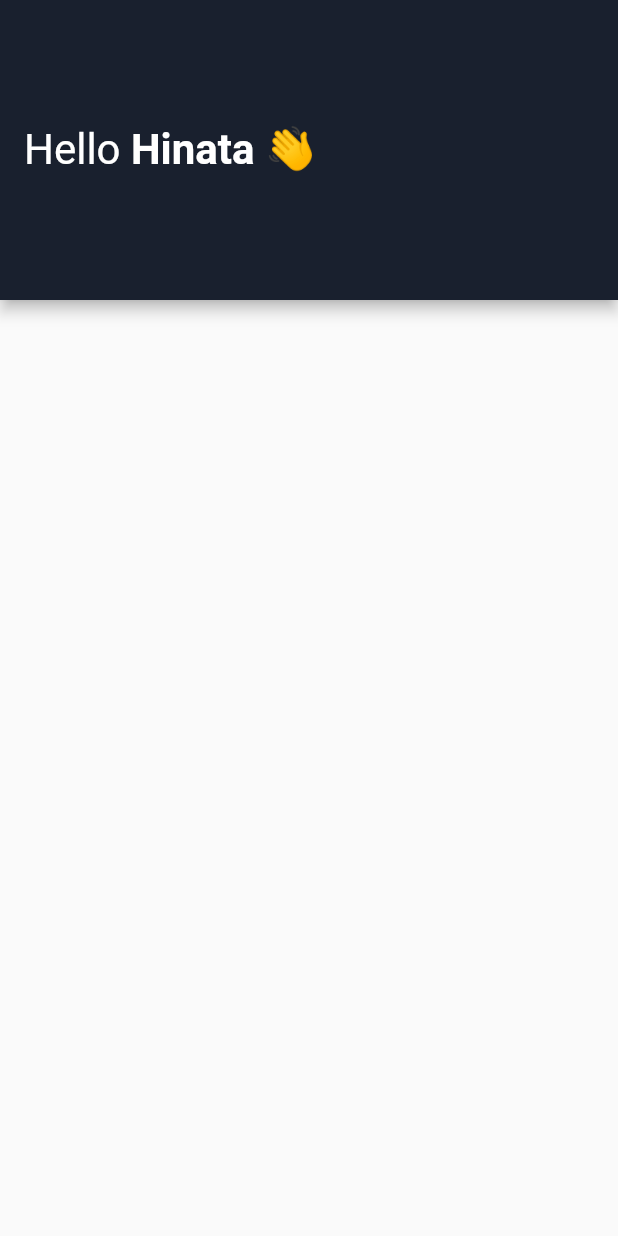
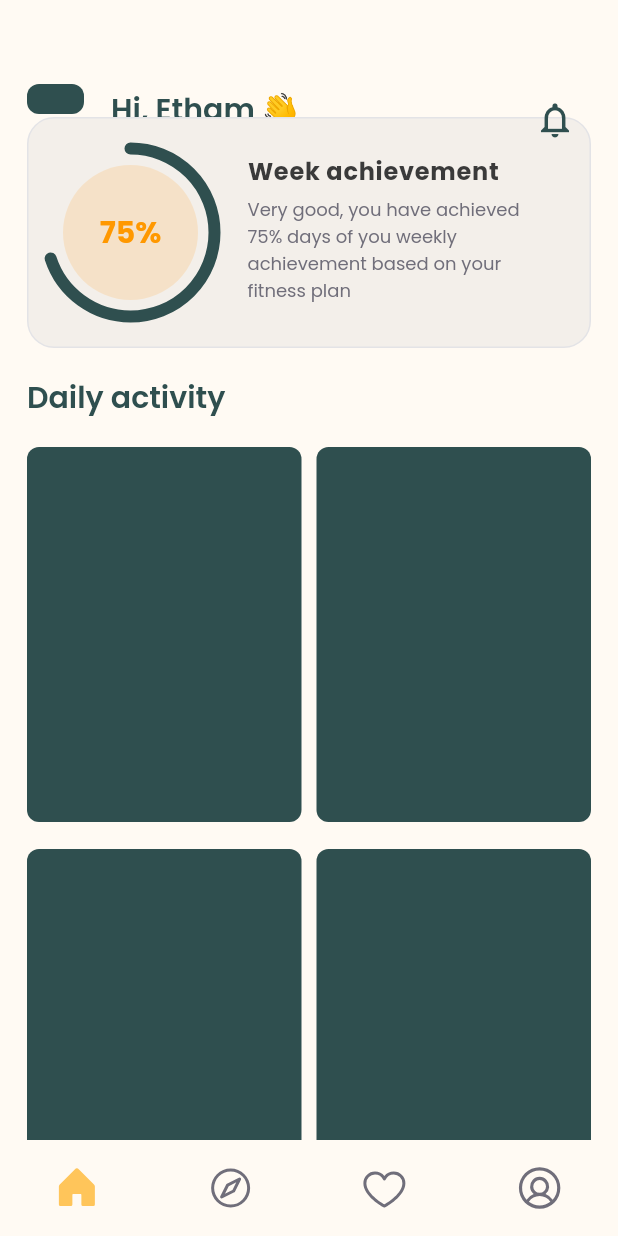
Before and after one commit to ContinuumTeam/GymHabit, a Flutter app: the screen it shows after launch, on a phone screen of 412 x 824 dp. Run offline on Flutter 3.47's test engine with Material 2 defaults, Android fonts, the phone set to English and light mode, and no system bars; drawn by our look-alikes of percent_indicator; our stand-ins replace dartz, dio, equatable, firebase_core, get_it, google_fonts and 1 more; accounts and stored records are empty.

Commit message:
wip: terminano a home

```diff
--- a/lib/app_widget.dart
+++ b/lib/app_widget.dart
@@ -1,8 +1,10 @@
+import 'package:google_fonts/google_fonts.dart';
 import 'package:gymhabit/features/auth/presenter/controllers/login_controller.dart';
 import 'package:gymhabit/features/auth/presenter/pages/home_page.dart';
 import 'package:gymhabit/features/auth/presenter/pages/login_page.dart';
 import 'package:gymhabit/core/injections/container_injection.dart';
 import 'package:flutter/material.dart';
+import 'package:gymhabit/features/auth/presenter/pages/theme/app_colors.dart';
 
 class AppWidget extends StatelessWidget {
   const AppWidget({super.key});
@@ -11,6 +13,17 @@ class AppWidget extends StatelessWidget {
   Widget build(BuildContext context) {
     return MaterialApp(
       title: 'GymHabit',
+      theme: ThemeData(
+        textTheme: GoogleFonts.poppinsTextTheme(
+          Theme.of(context).textTheme,
+        ),
+        colorScheme: ColorScheme.fromSwatch().copyWith(
+          primary: AppColors.primary,
+          secondary: AppColors.secondary,
+          background: AppColors.background,
+        ),
+        visualDensity: VisualDensity.adaptivePlatformDensity,
+      ),
       initialRoute: "/home",
       routes: {
         // "/spalsh": (context) => const SplashPage(),
--- a/lib/features/auth/presenter/pages/home_page.dart
+++ b/lib/features/auth/presenter/pages/home_page.dart
@@ -1,4 +1,8 @@
 import 'package:flutter/material.dart';
+import 'package:gymhabit/features/auth/presenter/pages/theme/app_colors.dart';
+import 'package:gymhabit/features/auth/presenter/pages/theme/app_text.dart';
+import 'package:gymhabit/features/auth/presenter/pages/widgets/streak_info_widget.dart';
+import 'package:phosphor_flutter/phosphor_flutter.dart';
 
 class HomePage extends StatefulWidget {
   const HomePage({super.key});
@@ -11,36 +15,156 @@ class _HomePageState extends State<HomePage> {
   @override
   Widget build(BuildContext context) {
     return Scaffold(
+      backgroundColor: AppColors.background,
       appBar: PreferredSize(
-        preferredSize: const Size.fromHeight(200),
-        child: AppBar(
-          flexibleSpace: Container(
-            decoration: const BoxDecoration(color: Color(0xff19202E)),
-            child: const Center(
+        preferredSize: const Size.fromHeight(60),
+        child: Container(
+          height: 150,
+          padding: const EdgeInsets.only(top: 40),
+          child: Center(
             child: ListTile(
+              contentPadding: const EdgeInsets.symmetric(horizontal: 18),
+              leading: Container(
+                width: 38,
+                height: 38,
+                decoration: BoxDecoration(
+                  color: AppColors.primary,
+                  borderRadius: BorderRadius.circular(8),
+                ),
+              ),
               title: Text.rich(
                 TextSpan(
-                    text: 'Hello ',
-                    style: TextStyle(
-                      fontSize: 28,
-                      fontWeight: FontWeight.w400,
-                      color: Colors.white,
-                    ),
+                  text: 'Hi, ',
+                  style: AppText.titleRegular,
                   children: [
                     TextSpan(
-                        text: 'Hinata 👋',
-                        style: TextStyle(
-                          fontSize: 28,
-                          fontWeight: FontWeight.w700,
-                          color: Colors.white,
+                      text: 'Etham 👋',
+                      style: AppText.titleBoldBackground,
+                    ),
+                  ],
+                ),
+              ),
+              trailing: IconButton(
+                icon: const Icon(Icons.notifications_outlined),
+                iconSize: 28,
+                color: AppColors.primary,
+                onPressed: () {},
+              ),
+            ),
+          ),
+        ),
+      ),
+      body: SingleChildScrollView(
+        child: Padding(
+          padding: const EdgeInsets.symmetric(horizontal: 18),
+          child: Column(
+            children: [
+              const StreakInfoWidget(
+                streak: 20,
+              ),
+              Column(
+                children: [
+                  SizedBox(
+                    width: double.infinity,
+                    child: Text(
+                      'Daily activity',
+                      style: AppText.titleRegular,
+                    ),
+                  ),
+                  Padding(
+                    padding: const EdgeInsets.symmetric(vertical: 18),
+                    child: Row(
+                      children: [
+                        Expanded(
+                          child: Container(
+                            height: 250,
+                            decoration: BoxDecoration(
+                              color: AppColors.primary,
+                              borderRadius: BorderRadius.circular(8),
+                            ),
+                          ),
+                        ),
+                        const SizedBox(width: 10),
+                        Expanded(
+                          child: Container(
+                            height: 250,
+                            decoration: BoxDecoration(
+                              color: AppColors.primary,
+                              borderRadius: BorderRadius.circular(8),
+                            ),
                           ),
                         ),
                       ],
                     ),
                   ),
+                  Row(
+                    children: [
+                      Expanded(
+                        child: Container(
+                          height: 250,
+                          decoration: BoxDecoration(
+                            color: AppColors.primary,
+                            borderRadius: BorderRadius.circular(8),
                           ),
                         ),
                       ),
+                      const SizedBox(width: 10),
+                      Expanded(
+                        child: Container(
+                          height: 250,
+                          decoration: BoxDecoration(
+                            color: AppColors.primary,
+                            borderRadius: BorderRadius.circular(8),
+                          ),
+                        ),
+                      ),
+                    ],
+                  ),
+                ],
+              )
+            ],
+          ),
+        ),
+      ),
+      bottomNavigationBar: Container(
+        height: 64,
+        color: AppColors.background,
+        child: Row(
+          mainAxisAlignment: MainAxisAlignment.spaceAround,
+          children: [
+            IconButton(
+              onPressed: () {
+                setState(() {});
+              },
+              iconSize: 32,
+              icon: const Icon(PhosphorIcons.houseFill),
+              color: AppColors.secondary,
+            ),
+            IconButton(
+              onPressed: () {
+                setState(() {});
+              },
+              iconSize: 32,
+              icon: const Icon(PhosphorIcons.compass),
+              color: AppColors.body,
+            ),
+            IconButton(
+              onPressed: () {
+                setState(() {});
+              },
+              iconSize: 32,
+              icon: const Icon(PhosphorIcons.heart),
+              color: AppColors.body,
+            ),
+            IconButton(
+              onPressed: () {
+                setState(() {});
+              },
+              iconSize: 34,
+              icon: const Icon(PhosphorIcons.userCircle),
+              color: AppColors.body,
+            ),
+          ],
         ),
       ),
     );
--- /dev/null
+++ b/lib/features/auth/presenter/pages/theme/app_colors.dart
@@ -0,0 +1,16 @@
+import 'package:flutter/material.dart';
+
+class AppColors {
+  static const primary = Color(0xFF2F4F4F);
+  static const secondary = Color(0xFFFFC55A);
+  static const background = Color(0xFFFFFAF3);
+  static const heading = Color(0xFF3A3A3A);
+  static const text = Color(0xFF6B6B6B);
+  static const grey = Color(0xFF585666);
+  static const card = Color(0xFFF3EFEA);
+  static const delete = Color(0xFFAA4749);
+  static const body = Color(0xFF706E7A);
+  static const stroke = Color(0xFFE3E3E6);
+  static const shape = Color(0xFFFAFAFC);
+  static const input = Color(0xFFB1B0B8);
+}
--- /dev/null
+++ b/lib/features/auth/presenter/pages/theme/app_text.dart
@@ -0,0 +1,137 @@
+import 'package:flutter/material.dart';
+import 'package:google_fonts/google_fonts.dart';
+import 'package:gymhabit/features/auth/presenter/pages/theme/app_colors.dart';
+
+class AppText {
+  static final titleHome = GoogleFonts.lexendDeca(
+    fontSize: 32,
+    fontWeight: FontWeight.w600,
+    color: AppColors.heading,
+  );
+
+  static final titleRegular = GoogleFonts.poppins(
+    fontSize: 20,
+    fontWeight: FontWeight.w600,
+    color: AppColors.primary,
+  );
+
+  static final titleBoldHeading = GoogleFonts.lexendDeca(
+    fontSize: 28,
+    fontWeight: FontWeight.w600,
+    color: AppColors.heading,
+  );
+
+  static final titleBoldBackground = GoogleFonts.poppins(
+    fontSize: 20,
+    fontWeight: FontWeight.w600,
+    color: AppColors.primary,
+  );
+
+  static final titleListTile = GoogleFonts.lexendDeca(
+    fontSize: 17,
+    fontWeight: FontWeight.w600,
+    color: AppColors.heading,
+  );
+
+  static final trailingRegular = GoogleFonts.lexendDeca(
+    fontSize: 16,
+    fontWeight: FontWeight.w400,
+    color: AppColors.heading,
+  );
+
+  static final trailingBold = GoogleFonts.lexendDeca(
+    fontSize: 16,
+    fontWeight: FontWeight.w600,
+    color: AppColors.heading,
+  );
+
+  static final buttonPrimary = GoogleFonts.inter(
+    fontSize: 15,
+    fontWeight: FontWeight.w400,
+    color: AppColors.primary,
+  );
+
+  static final buttonHeading = GoogleFonts.inter(
+    fontSize: 15,
+    fontWeight: FontWeight.w400,
+    color: AppColors.heading,
+  );
+
+  static final buttonGrey = GoogleFonts.inter(
+    fontSize: 15,
+    fontWeight: FontWeight.w400,
+    color: AppColors.grey,
+  );
+
+  static final buttonBackground = GoogleFonts.inter(
+    fontSize: 15,
+    fontWeight: FontWeight.w400,
+    color: AppColors.background,
+  );
+
+  static final buttonBoldPrimary = GoogleFonts.inter(
+    fontSize: 15,
+    fontWeight: FontWeight.w700,
+    color: AppColors.primary,
+  );
+
+  static final buttonBoldHeading = GoogleFonts.inter(
+    fontSize: 15,
+    fontWeight: FontWeight.w700,
+    color: AppColors.heading,
+  );
+
+  static final buttonBoldGrey = GoogleFonts.inter(
+    fontSize: 15,
+    fontWeight: FontWeight.w700,
+    color: AppColors.grey,
+  );
+
+  static final buttonBoldBackground = GoogleFonts.inter(
+    fontSize: 15,
+    fontWeight: FontWeight.w700,
+    color: AppColors.heading,
+  );
+
+  static final input = GoogleFonts.inter(
+    fontSize: 15,
+    fontWeight: FontWeight.w400,
+    color: AppColors.input,
+  );
+
+  static final captionBackground = GoogleFonts.poppins(
+    fontSize: 18,
+    fontWeight: FontWeight.w400,
+    color: AppColors.text,
+  );
+
+  static final captionShape = GoogleFonts.inter(
+    fontSize: 18,
+    fontWeight: FontWeight.w400,
+    color: AppColors.shape,
+  );
+
+  static final captionBody = GoogleFonts.inter(
+    fontSize: 13,
+    fontWeight: FontWeight.w400,
+    color: AppColors.body,
+  );
+
+  static final captionBoldBackground = GoogleFonts.poppins(
+    fontSize: 18,
+    fontWeight: FontWeight.w600,
+    color: AppColors.heading,
+  );
+
+  static final captionBoldShape = GoogleFonts.inter(
+    fontSize: 13,
+    fontWeight: FontWeight.w600,
+    color: AppColors.shape,
+  );
+
+  static final captionBoldBody = GoogleFonts.inter(
+    fontSize: 13,
+    fontWeight: FontWeight.w600,
+    color: AppColors.body,
+  );
+}
--- /dev/null
+++ b/lib/features/auth/presenter/pages/widgets/streak_info_widget.dart
@@ -0,0 +1,87 @@
+import 'package:flutter/material.dart';
+import 'package:gymhabit/features/auth/presenter/pages/theme/app_colors.dart';
+import 'package:percent_indicator/circular_percent_indicator.dart';
+
+class StreakInfoWidget extends StatelessWidget {
+  final int streak;
+  const StreakInfoWidget({super.key, required this.streak});
+
+  @override
+  Widget build(BuildContext context) {
+    return Padding(
+      padding: const EdgeInsets.symmetric(vertical: 18),
+      child: Container(
+        decoration: BoxDecoration(
+          color: AppColors.card,
+          borderRadius: BorderRadius.circular(18),
+          border: Border.all(color: AppColors.stroke),
+        ),
+        child: Padding(
+          padding: const EdgeInsets.symmetric(vertical: 16, horizontal: 8),
+          child: Row(
+            mainAxisAlignment: MainAxisAlignment.spaceEvenly,
+            children: [
+              CircularPercentIndicator(
+                radius: 60,
+                lineWidth: 8,
+                animation: true,
+                percent: 0.7,
+                center: Container(
+                    width: 90,
+                    height: 90,
+                    decoration: BoxDecoration(
+                      color: Colors.orangeAccent.withOpacity(0.2),
+                      borderRadius: BorderRadius.circular(50),
+                    ),
+                    child: const Center(
+                      child: Text(
+                        "75%",
+                        style: TextStyle(
+                          fontWeight: FontWeight.bold,
+                          fontSize: 20.0,
+                          color: Colors.orange,
+                        ),
+                      ),
+                    )),
+                circularStrokeCap: CircularStrokeCap.round,
+                progressColor: AppColors.primary,
+                backgroundColor: Colors.transparent,
+              ),
+              Expanded(
+                child: Padding(
+                  padding: const EdgeInsets.symmetric(horizontal: 18),
+                  child: Column(
+                    crossAxisAlignment: CrossAxisAlignment.start,
+                    mainAxisAlignment: MainAxisAlignment.spaceBetween,
+                    children: const [
+                      Text(
+                        'Week achievement',
+                        style: TextStyle(
+                          color: AppColors.heading,
+                          fontSize: 16,
+                          fontWeight: FontWeight.bold,
+                          letterSpacing: 0.5,
+                        ),
+                      ),
+                      Padding(
+                        padding: EdgeInsets.symmetric(vertical: 5),
+                        child: Text(
+                          'Very good, you have achieved 75% days of you weekly achievement based on your fitness plan',
+                          style: TextStyle(
+                            color: AppColors.body,
+                            fontWeight: FontWeight.w400,
+                            fontSize: 12,
+                          ),
+                        ),
+                      ),
+                    ],
+                  ),
+                ),
+              )
+            ],
+          ),
+        ),
+      ),
+    );
+  }
+}
```
Lines whose indentation alone changed are shown as unchanged.
